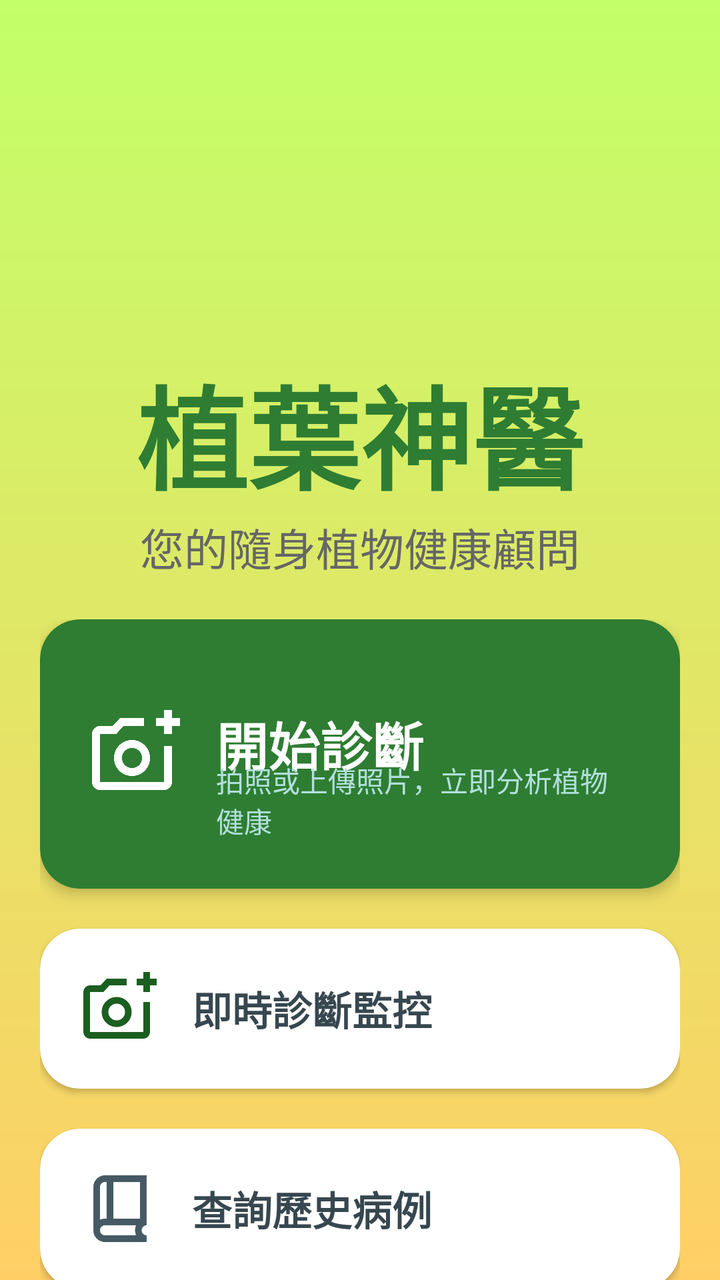
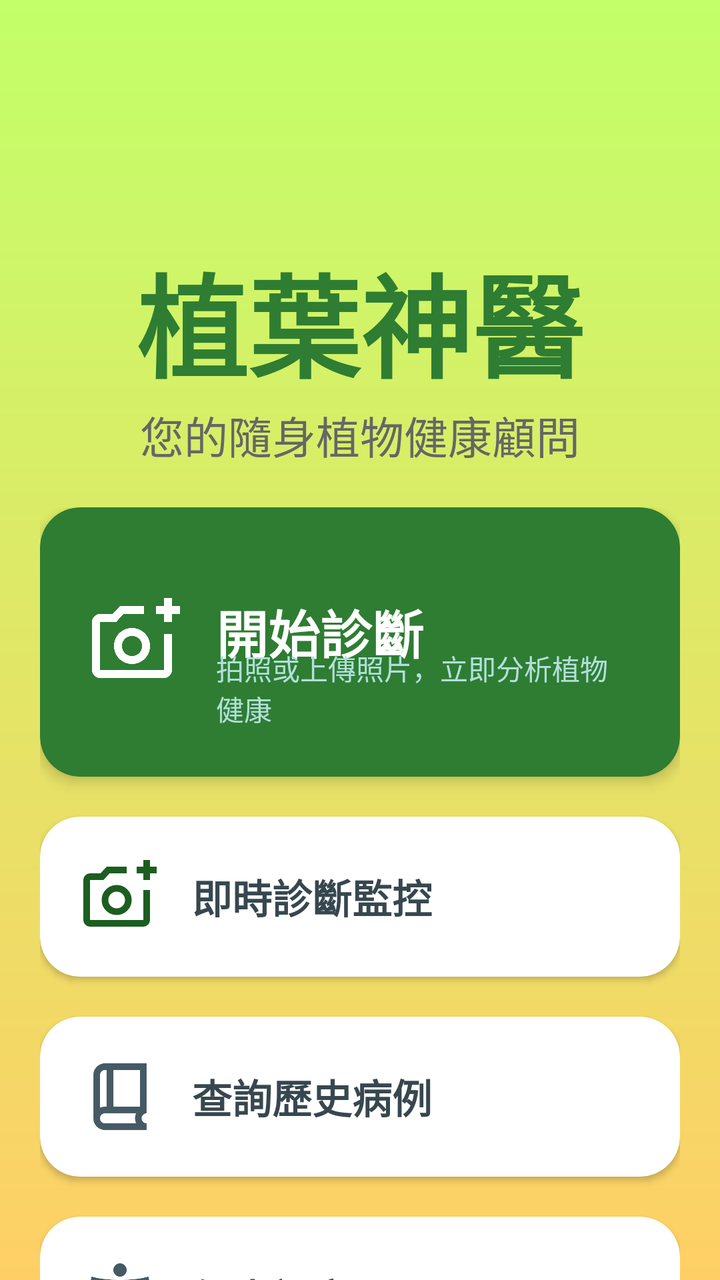

An Android layout rendered at two revisions. The XML below is the earlier revision; the diff shows what the commit changed to produce the second picture.
<!-- AndroidManifest.xml: application theme Theme.PlantDoctor -->
<!-- res/layout/activity_home.xml -->
<?xml version="1.0" encoding="utf-8"?>
<androidx.constraintlayout.widget.ConstraintLayout
    xmlns:android="http://schemas.android.com/apk/res/android"
    xmlns:app="http://schemas.android.com/apk/res-auto"
    xmlns:tools="http://tools.android.com/tools"
    android:id="@+id/home_root_layout"
    android:layout_width="match_parent"
    android:layout_height="match_parent"
    android:background="@drawable/gradient_background"
    tools:context=".HomeActivity">

    <androidx.constraintlayout.widget.Guideline
        android:id="@+id/guideline_top"
        android:layout_width="wrap_content"
        android:layout_height="wrap_content"
        android:orientation="horizontal"
        app:layout_constraintGuide_begin="120dp" />

    <TextView
        android:id="@+id/tv_home_title"
        android:layout_width="0dp"
        android:layout_height="wrap_content"
        android:layout_marginTop="56dp"
        android:gravity="center"
        android:text="植葉神醫"
        android:textColor="#2E7D32"
        android:textSize="56sp"
        android:textStyle="bold"
        app:layout_constraintEnd_toEndOf="parent"
        app:layout_constraintHorizontal_bias="0.0"
        app:layout_constraintStart_toStartOf="parent"
        app:layout_constraintTop_toTopOf="@id/guideline_top" />

    <TextView
        android:id="@+id/tv_home_subtitle"
        android:layout_width="0dp"
        android:layout_height="wrap_content"
        android:layout_marginTop="0dp"
        android:gravity="center"
        android:text="您的隨身植物健康顧問"
        android:textColor="#666666"
        android:textSize="22sp"
        app:layout_constraintEnd_toEndOf="parent"
        app:layout_constraintStart_toStartOf="parent"
        app:layout_constraintTop_toBottomOf="@id/tv_home_title" />

    <LinearLayout
        android:id="@+id/layout_menu_container"
        android:layout_width="0dp"
        android:layout_height="wrap_content"
        android:orientation="vertical"
        android:padding="20dp"
        android:layout_marginTop="0dp"
        app:layout_constraintEnd_toEndOf="parent"
        app:layout_constraintStart_toStartOf="parent"
        app:layout_constraintTop_toBottomOf="@id/tv_home_subtitle">

        <androidx.cardview.widget.CardView
            android:id="@+id/card_diagnose"
            android:layout_width="match_parent"
            android:layout_height="wrap_content"
            app:cardCornerRadius="20dp"
            app:cardElevation="4dp"
            app:cardBackgroundColor="#2E7D32">

            <androidx.constraintlayout.widget.ConstraintLayout
                android:layout_width="match_parent"
                android:layout_height="wrap_content"
                android:padding="24dp">

                <ImageView
                    android:id="@+id/iv_diagnose_icon"
                    android:layout_width="48dp"
                    android:layout_height="48dp"
                    android:src="@drawable/ic_camera"
                    app:tint="@android:color/white"
                    app:layout_constraintBottom_toBottomOf="parent"
                    app:layout_constraintStart_toStartOf="parent"
                    app:layout_constraintTop_toTopOf="parent"/>

                <TextView
                    android:id="@+id/tv_diagnose_title"
                    android:layout_width="0dp"
                    android:layout_height="wrap_content"
                    android:layout_marginStart="16dp"
                    android:text="開始診斷"
                    android:textColor="@android:color/white"
                    android:textSize="26sp"
                    android:textStyle="bold"
                    app:autoSizeMinTextSize="16sp"
                    app:autoSizeTextType="uniform"
                    app:layout_constraintEnd_toEndOf="parent"
                    app:layout_constraintHorizontal_bias="0.0"
                    app:layout_constraintStart_toEndOf="@id/iv_diagnose_icon"
                    app:layout_constraintTop_toTopOf="@id/iv_diagnose_icon" />

                <TextView
                    android:id="@+id/tv_diagnose_subtitle"
                    android:layout_width="0dp"
                    android:layout_height="wrap_content"
                    android:layout_marginTop="8dp"
                    android:text="拍照或上傳照片，立即分析植物健康"
                    android:textColor="#B2DFDB"
                    android:textSize="14sp"
                    app:autoSizeTextType="uniform"
                    app:autoSizeMinTextSize="4sp"
                    app:layout_constraintBottom_toBottomOf="@id/iv_diagnose_icon"
                    app:layout_constraintEnd_toEndOf="parent"
                    app:layout_constraintStart_toStartOf="@id/tv_diagnose_title"
                    app:layout_constraintTop_toBottomOf="@id/tv_diagnose_title"/>

            </androidx.constraintlayout.widget.ConstraintLayout>
        </androidx.cardview.widget.CardView>

        
        <androidx.cardview.widget.CardView
            android:id="@+id/card_webcam"
            android:layout_width="match_parent"
            android:layout_height="wrap_content"
            android:layout_marginTop="20dp"
            app:cardCornerRadius="20dp"
            app:cardElevation="2dp"
            app:cardBackgroundColor="@android:color/white">

            <androidx.constraintlayout.widget.ConstraintLayout
                android:layout_width="match_parent"
                android:layout_height="wrap_content"
                android:padding="20dp">

                <ImageView
                    android:id="@+id/iv_webcam_icon"
                    android:layout_width="40dp"
                    android:layout_height="40dp"
                    android:src="@drawable/ic_camera"
                    app:tint="#1B5E20"
                    app:layout_constraintBottom_toBottomOf="parent"
                    app:layout_constraintStart_toStartOf="parent"
                    app:layout_constraintTop_toTopOf="parent"/>

                <TextView
                    android:id="@+id/tv_webcam_title"
                    android:layout_width="0dp"
                    android:layout_height="wrap_content"
                    android:layout_marginStart="16dp"
                    android:text="即時診斷監控"
                    android:textColor="#37474F"
                    android:textSize="20sp"
                    android:textStyle="bold"
                    app:autoSizeTextType="uniform"
                    app:autoSizeMinTextSize="14sp"
                    app:layout_constraintBottom_toBottomOf="parent"
                    app:layout_constraintEnd_toEndOf="parent"
                    app:layout_constraintStart_toEndOf="@id/iv_webcam_icon"
                    app:layout_constraintTop_toTopOf="parent"/>

            </androidx.constraintlayout.widget.ConstraintLayout>
        </androidx.cardview.widget.CardView>

        <androidx.cardview.widget.CardView
            android:id="@+id/card_history"
            android:layout_width="match_parent"
            android:layout_height="wrap_content"
            android:layout_marginTop="20dp"
            app:cardCornerRadius="20dp"
            app:cardElevation="2dp"
            app:cardBackgroundColor="@android:color/white">

            <androidx.constraintlayout.widget.ConstraintLayout
                android:layout_width="match_parent"
                android:layout_height="wrap_content"
                android:padding="20dp">

                <ImageView
                    android:id="@+id/iv_history_icon"
                    android:layout_width="40dp"
                    android:layout_height="40dp"
                    android:src="@drawable/ic_history"
                    app:tint="#455A64"
                    app:layout_constraintBottom_toBottomOf="parent"
                    app:layout_constraintStart_toStartOf="parent"
                    app:layout_constraintTop_toTopOf="parent"/>

                <TextView
                    android:id="@+id/tv_history_title"
                    android:layout_width="0dp"
                    android:layout_height="wrap_content"
                    android:layout_marginStart="16dp"
                    android:text="查詢歷史病例"
                    android:textColor="#37474F"
                    android:textSize="20sp"
                    android:textStyle="bold"
                    app:autoSizeTextType="uniform"
                    app:autoSizeMinTextSize="14sp"
                    app:layout_constraintBottom_toBottomOf="parent"
                    app:layout_constraintEnd_toEndOf="parent"
                    app:layout_constraintStart_toEndOf="@id/iv_history_icon"
                    app:layout_constraintTop_toTopOf="parent"/>

            </androidx.constraintlayout.widget.ConstraintLayout>
        </androidx.cardview.widget.CardView>

        <androidx.cardview.widget.CardView
            android:id="@+id/card_settings"
            android:layout_width="match_parent"
            android:layout_height="wrap_content"
            android:layout_marginTop="20dp"
            app:cardCornerRadius="20dp"
            app:cardElevation="2dp"
            app:cardBackgroundColor="@android:color/white">

            <androidx.constraintlayout.widget.ConstraintLayout
                android:layout_width="match_parent"
                android:layout_height="wrap_content"
                android:padding="20dp">

                <ImageView
                    android:id="@+id/iv_settings_icon"
                    android:layout_width="40dp"
                    android:layout_height="40dp"
                    android:src="@drawable/ic_settings"
                    app:tint="#455A64"
                    app:layout_constraintBottom_toBottomOf="parent"
                    app:layout_constraintStart_toStartOf="parent"
                    app:layout_constraintTop_toTopOf="parent"/>

                <TextView
                    android:id="@+id/tv_settings_title"
                    android:layout_width="0dp"
                    android:layout_height="wrap_content"
                    android:layout_marginStart="16dp"
                    android:text="個人設定"
                    android:textColor="#37474F"
                    android:textSize="20sp"
                    android:textStyle="bold"
                    app:autoSizeTextType="uniform"
                    app:autoSizeMinTextSize="14sp"
                    app:layout_constraintBottom_toBottomOf="parent"
                    app:layout_constraintEnd_toEndOf="parent"
                    app:layout_constraintStart_toEndOf="@id/iv_settings_icon"
                    app:layout_constraintTop_toTopOf="parent"/>

            </androidx.constraintlayout.widget.ConstraintLayout>
        </androidx.cardview.widget.CardView>

    </LinearLayout>

</androidx.constraintlayout.widget.ConstraintLayout>
<!-- resources referenced by this layout -->
<resources>
  <!-- drawable gradient_background (drawable) -->
  <?xml version="1.0" encoding="utf-8"?>
  <shape xmlns:android="http://schemas.android.com/apk/res/android"
      android:shape="rectangle">
      <gradient
          android:startColor="#C2FF68"
          android:endColor="#FFCF66"
          android:angle="270" /> </shape>
  <!-- drawable ic_camera (drawable) -->
  <vector xmlns:android="http://schemas.android.com/apk/res/android" android:height="24dp" android:tint="#000000" android:viewportHeight="960" android:viewportWidth="960" android:width="24dp">
        
      <path android:fillColor="@android:color/white" android:pathData="M440,520L440,520L440,520L440,520L440,520L440,520Q440,520 440,520Q440,520 440,520L440,520Q440,520 440,520Q440,520 440,520L440,520Q440,520 440,520Q440,520 440,520L440,520L440,520ZM120,840Q87,840 63.5,816.5Q40,793 40,760L40,280Q40,247 63.5,223.5Q87,200 120,200L246,200L320,120L560,120L560,200L355,200L282,280L120,280Q120,280 120,280Q120,280 120,280L120,760Q120,760 120,760Q120,760 120,760L760,760Q760,760 760,760Q760,760 760,760L760,400L840,400L840,760Q840,793 816.5,816.5Q793,840 760,840L120,840ZM760,280L760,200L680,200L680,120L760,120L760,40L840,40L840,120L920,120L920,200L840,200L840,280L760,280ZM440,700Q515,700 567.5,647.5Q620,595 620,520Q620,445 567.5,392.5Q515,340 440,340Q365,340 312.5,392.5Q260,445 260,520Q260,595 312.5,647.5Q365,700 440,700ZM440,620Q398,620 369,591Q340,562 340,520Q340,478 369,449Q398,420 440,420Q482,420 511,449Q540,478 540,520Q540,562 511,591Q482,620 440,620Z"/>
      
  </vector>
  <!-- drawable ic_history (drawable) -->
  <vector xmlns:android="http://schemas.android.com/apk/res/android" android:height="24dp" android:tint="#000000" android:viewportHeight="960" android:viewportWidth="960" android:width="24dp">
        
      <path android:fillColor="@android:color/white" android:pathData="M300,880Q242,880 201,839Q160,798 160,740L160,220Q160,162 201,121Q242,80 300,80L800,80L800,680Q775,680 757.5,697.5Q740,715 740,740Q740,765 757.5,782.5Q775,800 800,800L800,880L300,880ZM240,613Q254,606 269,603Q284,600 300,600L320,600L320,160L300,160Q275,160 257.5,177.5Q240,195 240,220L240,613ZM400,600L720,600L720,160L400,160L400,600ZM240,613Q240,613 240,613Q240,613 240,613L240,613L240,160L240,160Q240,160 240,160Q240,160 240,160L240,613ZM300,800L673,800Q667,786 663.5,771.5Q660,757 660,740Q660,724 663,709Q666,694 673,680L300,680Q274,680 257,697.5Q240,715 240,740Q240,766 257,783Q274,800 300,800Z"/>
      
  </vector>
  <!-- drawable ic_settings (drawable) -->
  <vector xmlns:android="http://schemas.android.com/apk/res/android" android:height="24dp" android:tint="#000000" android:viewportHeight="960" android:viewportWidth="960" android:width="24dp">
        
      <path android:fillColor="@android:color/white" android:pathData="M423.5,216.5Q400,193 400,160Q400,127 423.5,103.5Q447,80 480,80Q513,80 536.5,103.5Q560,127 560,160Q560,193 536.5,216.5Q513,240 480,240Q447,240 423.5,216.5ZM360,880L360,360Q300,355 238,345Q176,335 120,320L140,240Q218,261 306,270.5Q394,280 480,280Q566,280 654,270.5Q742,261 820,240L840,320Q784,335 722,345Q660,355 600,360L600,880L520,880L520,640L440,640L440,880L360,880Z"/>
      
  </vector>
  <style name="Theme.PlantDoctor" parent="Base.Theme.PlantDoctor" />
  <style name="Base.Theme.PlantDoctor" parent="Theme.Material3.DayNight.NoActionBar">
          
          
      </style>
</resources>

<!-- the commit's change to res/layout/activity_home.xml (unified diff, before → after) -->
@@ -20,7 +20,7 @@
         android:id="@+id/tv_home_title"
         android:layout_width="0dp"
         android:layout_height="wrap_content"
-        android:layout_marginTop="56dp"
+        android:layout_marginTop="0dp"
         android:gravity="center"
         android:text="植葉神醫"
         android:textColor="#2E7D32"
